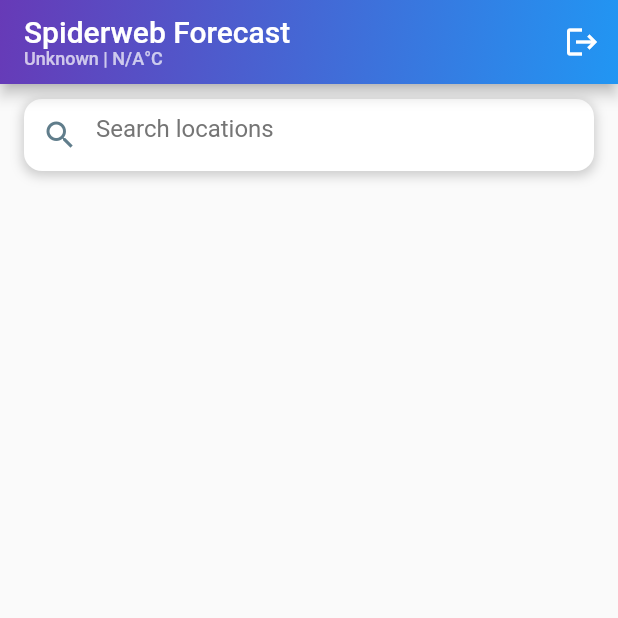
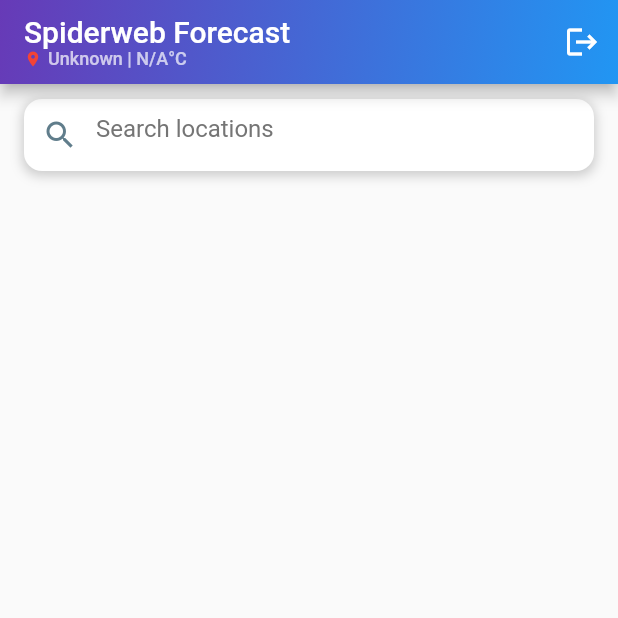
Before and after one commit to shankar64bit/spiderwebforecast, a Flutter app: the screen it shows once a user with an empty profile is signed in, on a phone screen of 412 x 824 dp, the top half of it. Run offline on Flutter 3.47's test engine with Material 2 defaults, Android fonts, the light colour scheme and no system bars; our stand-ins replace cloud_firestore, file_picker, firebase_auth, firebase_core, font_awesome_flutter, geolocator and 2 more; missing offline and left inert: excel; accounts and stored records are empty.

Commit message:
added location icon

```diff
--- a/lib/user/user_dashboard_screen.dart
+++ b/lib/user/user_dashboard_screen.dart
@@ -339,9 +339,15 @@ class _UserDashboardScreenState extends State<UserDashboardScreen> {
           crossAxisAlignment: CrossAxisAlignment.start,
           children: [
             Text('Spiderweb Forecast', style: TextStyle(color: Colors.white)),
-            Text(
-              '$_currentLocation | $_currentTemperature°C',
-              style: TextStyle(color: Colors.white70, fontSize: 12),
+            Row(
+              children: [
+                Icon(Icons.location_on, size: 12, color: Colors.red),
+                SizedBox(width: 4),
+                Text(
+                  '$_currentLocation | $_currentTemperature°C',
+                  style: TextStyle(color: Colors.white70, fontSize: 12),
+                ),
+              ],
             ),
           ],
         ),
```
